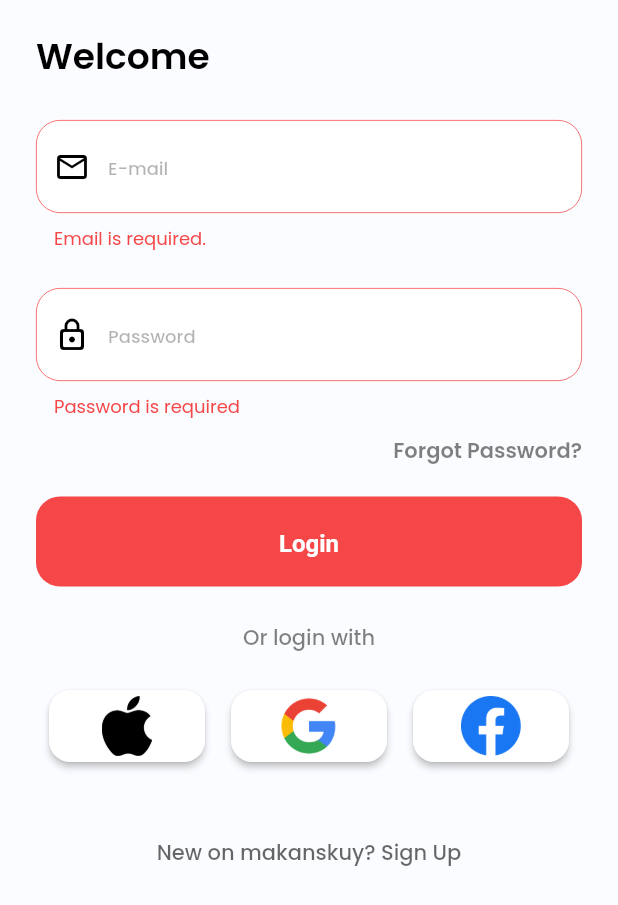
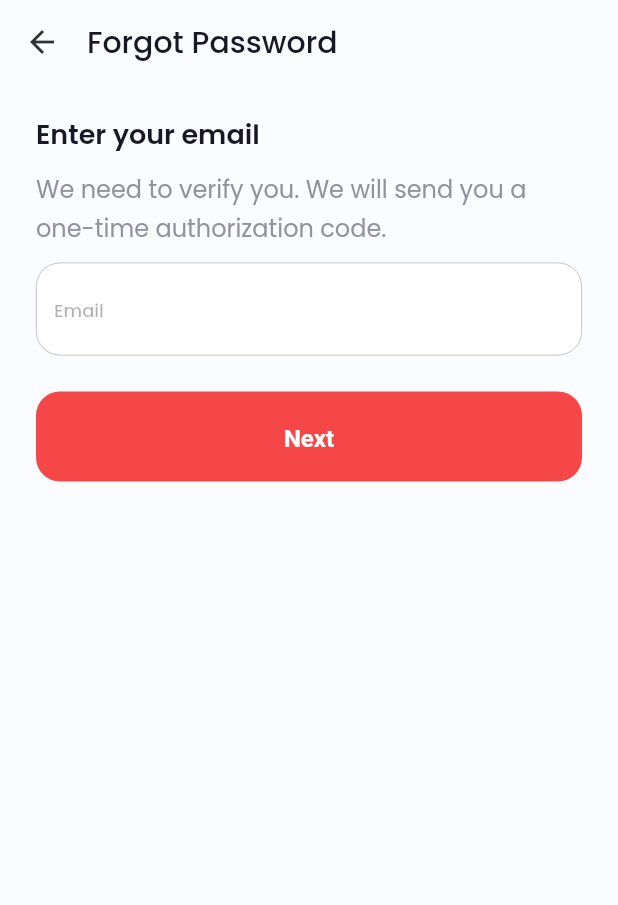
Before and after one commit to Manuelkpatsu/fast_food_app, a Flutter app: the LoginScreen screen opened by its route, after a tap on "Login", after a tap on "Forgot Password?", on a phone screen of 412 x 824 dp. Shown: the top 905 px of the screen. Run offline on Flutter 3.47's test engine with Material 2 defaults, Android fonts, the phone set to English and light mode, and no system bars; our stand-ins replace google_fonts.

Commit message:
Implement forgot password screen

```diff
--- a/lib/router.dart
+++ b/lib/router.dart
@@ -1,5 +1,6 @@
 import 'package:flutter/material.dart';
 
+import 'screen/auth/forgot_password/forgot_password_screen.dart';
 import 'screen/auth/login/login_screen.dart';
 import 'screen/auth/otp/otp_screen.dart';
 import 'screen/auth/sign_up/sign_up_screen.dart';
@@ -16,6 +17,8 @@ Route<dynamic> generateRoute(RouteSettings settings) {
     case OtpScreen.routeName:
       String email = settings.arguments as String;
       return MaterialPageRoute(builder: (_) => OtpScreen(email: email));
+    case ForgotPasswordScreen.routeName:
+      return MaterialPageRoute(builder: (_) => const ForgotPasswordScreen());
     default:
       return MaterialPageRoute(
         builder: (_) => Scaffold(
--- /dev/null
+++ b/lib/screen/auth/forgot_password/forgot_password_screen.dart
@@ -0,0 +1,76 @@
+import 'package:fast_food_app/screen/widget/app_bar_title.dart';
+import 'package:fast_food_app/screen/widget/custom_button.dart';
+import 'package:fast_food_app/screen/widget/text_input_field.dart';
+import 'package:fast_food_app/utils/validator.dart';
+import 'package:flutter/material.dart';
+
+import 'widget/enter_email_text.dart';
+import 'widget/forgot_password_info_text.dart';
+
+class ForgotPasswordScreen extends StatefulWidget {
+  static const routeName = '/forgot_password';
+
+  const ForgotPasswordScreen({Key? key}) : super(key: key);
+
+  @override
+  State<ForgotPasswordScreen> createState() => _ForgotPasswordScreenState();
+}
+
+class _ForgotPasswordScreenState extends State<ForgotPasswordScreen> {
+  final GlobalKey<FormState> _forgotPasswordFormKey = GlobalKey<FormState>();
+  final TextEditingController _emailController = TextEditingController();
+
+  @override
+  void dispose() {
+    _emailController.dispose();
+    super.dispose();
+  }
+
+  @override
+  Widget build(BuildContext context) {
+    return Scaffold(
+      appBar: AppBar(
+        title: const AppBarTitle(title: 'Forgot Password'),
+        titleSpacing: 2,
+        centerTitle: false,
+      ),
+      body: SafeArea(
+        child: SingleChildScrollView(
+          keyboardDismissBehavior: ScrollViewKeyboardDismissBehavior.onDrag,
+          padding: const EdgeInsets.symmetric(horizontal: 24),
+          child: Form(
+            key: _forgotPasswordFormKey,
+            autovalidateMode: AutovalidateMode.onUserInteraction,
+            child: Column(
+              crossAxisAlignment: CrossAxisAlignment.start,
+              children: [
+                const SizedBox(height: 20),
+                const EnterEmailText(),
+                const SizedBox(height: 10),
+                const ForgotPasswordInfoText(),
+                const SizedBox(height: 10),
+                TextInputField(
+                  controller: _emailController,
+                  hintText: 'Email',
+                  validator: Validator.email,
+                  inputType: TextInputType.emailAddress,
+                  inputAction: TextInputAction.done,
+                ),
+                const SizedBox(height: 24),
+                CustomButton(
+                  onPressed: () {
+                    if (_forgotPasswordFormKey.currentState!.validate()) {
+                      debugPrint('forgot password screen');
+                    }
+                  },
+                  widget: const Text('Next'),
+                ),
+                const SizedBox(height: 100),
+              ],
+            ),
+          ),
+        ),
+      ),
+    );
+  }
+}
--- /dev/null
+++ b/lib/screen/auth/forgot_password/widget/enter_email_text.dart
@@ -0,0 +1,19 @@
+import 'package:fast_food_app/theme/custom_color.dart';
+import 'package:flutter/material.dart';
+
+class EnterEmailText extends StatelessWidget {
+  const EnterEmailText({Key? key}) : super(key: key);
+
+  @override
+  Widget build(BuildContext context) {
+    return const Text(
+      'Enter your email',
+      style: TextStyle(
+        color: CustomColor.darkColor,
+        fontSize: 18,
+        fontWeight: FontWeight.w600,
+        height: 1.5,
+      ),
+    );
+  }
+}
--- /dev/null
+++ b/lib/screen/auth/forgot_password/widget/forgot_password_info_text.dart
@@ -0,0 +1,19 @@
+import 'package:fast_food_app/theme/custom_color.dart';
+import 'package:flutter/material.dart';
+
+class ForgotPasswordInfoText extends StatelessWidget {
+  const ForgotPasswordInfoText({Key? key}) : super(key: key);
+
+  @override
+  Widget build(BuildContext context) {
+    return const Text(
+      'We need to verify you. We will send you a one-time authorization code.',
+      style: TextStyle(
+        color: CustomColor.greyColor,
+        fontSize: 16,
+        fontWeight: FontWeight.w400,
+        height: 1.63,
+      ),
+    );
+  }
+}
--- a/lib/screen/auth/login/login_screen.dart
+++ b/lib/screen/auth/login/login_screen.dart
@@ -1,3 +1,4 @@
+import 'package:fast_food_app/screen/auth/forgot_password/forgot_password_screen.dart';
 import 'package:fast_food_app/screen/auth/sign_up/sign_up_screen.dart';
 import 'package:fast_food_app/screen/widget/custom_button.dart';
 import 'package:fast_food_app/screen/widget/password_input_field.dart';
@@ -66,7 +67,9 @@ class _LoginScreenState extends State<LoginScreen> {
                   inputAction: TextInputAction.done,
                 ),
                 const SizedBox(height: 10),
-                ForgotPasswordButton(onTap: () {}),
+                ForgotPasswordButton(
+                  onTap: () => router.Router.pushNamed(ForgotPasswordScreen.routeName),
+                ),
                 const SizedBox(height: 20),
                 CustomButton(
                   onPressed: () {
--- /dev/null
+++ b/lib/screen/widget/app_bar_title.dart
@@ -0,0 +1,21 @@
+import 'package:fast_food_app/theme/custom_color.dart';
+import 'package:flutter/material.dart';
+
+class AppBarTitle extends StatelessWidget {
+  final String title;
+
+  const AppBarTitle({Key? key, required this.title}) : super(key: key);
+
+  @override
+  Widget build(BuildContext context) {
+    return Text(
+      title,
+      style: const TextStyle(
+        fontSize: 20,
+        fontWeight: FontWeight.w500,
+        color: CustomColor.darkColor,
+        height: 1.5,
+      ),
+    );
+  }
+}
```
